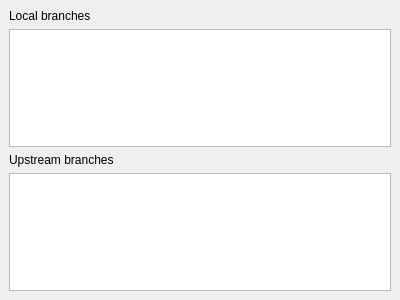
feelx88/git-qui, file src/components/branchlist/branchlist.ui: the form before one commit.
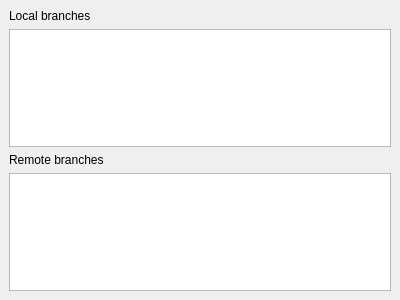
The form after the commit.

Commit message: Corrected remote branches view naming.

```diff
--- a/src/components/branchlist/branchlist.ui
+++ b/src/components/branchlist/branchlist.ui
@@ -46,7 +46,7 @@
     <item>
      <widget class="QLabel" name="label_2">
       <property name="text">
-       <string>Upstream branches</string>
+       <string>Remote branches</string>
       </property>
      </widget>
     </item>
```
